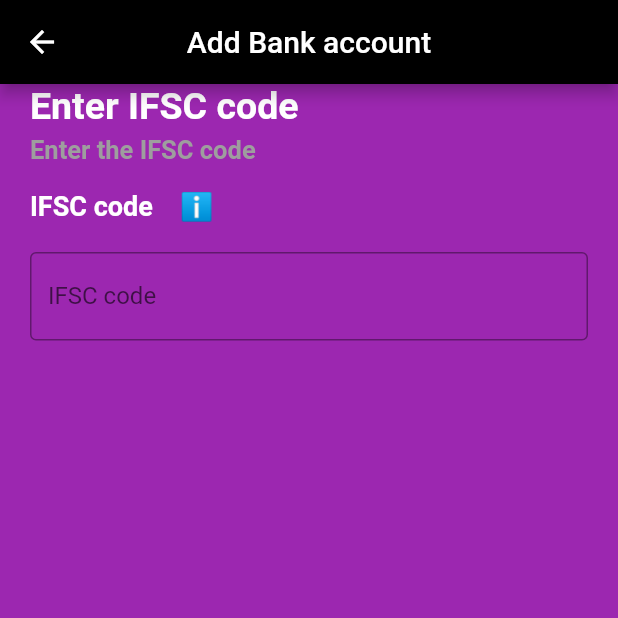
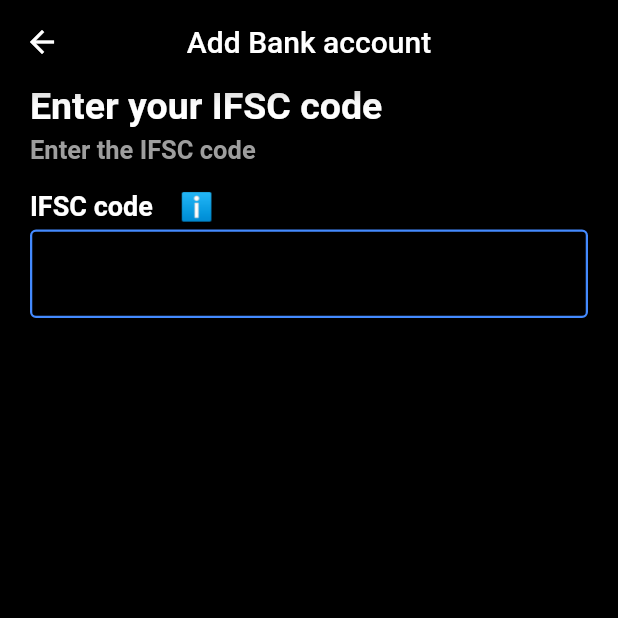
Before and after one commit to RustyRishii/CoinbaseClone, a Flutter app: the addbank screen opened directly, on a phone screen of 412 x 824 dp, the top half of it. Run offline on Flutter 3.47's test engine with Material 2 defaults, Android fonts, the phone set to English and light mode, and no system bars; network calls fail.

Commit message:
TextField border changed successfully

```diff
--- a/coinbaseclone/lib/addbank.dart
+++ b/coinbaseclone/lib/addbank.dart
@@ -1,4 +1,3 @@
-
 import 'package:flutter/material.dart';
 
 class addbank extends StatefulWidget {
@@ -25,7 +24,7 @@ class _addbankState extends State<addbank> {
               Padding(
                 padding: EdgeInsets.only(left: 20),
                 child: Text(
-                  'Enter IFSC code',
+                  'Enter your IFSC code',
                   style: TextStyle(
                       color: Colors.white,
                       fontWeight: FontWeight.bold,
@@ -50,23 +49,31 @@ class _addbankState extends State<addbank> {
               'IFSC code    ℹ',
               style: TextStyle(
                   color: Colors.white,
-                  fontWeight:  FontWeight.bold,
+                  fontWeight: FontWeight.bold,
                   fontSize: 18),
             ),
           ),
           const Padding(
-            padding: EdgeInsets.only(left: 20, top: 20, right: 20),
+            padding: EdgeInsets.only(left: 20, top: 5, right: 20),
             child: TextField(
-              obscureText: true,
+              maxLength: 11,
+              textCapitalization: TextCapitalization.words,
+              style: TextStyle(color: Colors.white),
+              //obscureText: true,
               decoration: InputDecoration(
-                border: OutlineInputBorder(),
-                labelText: 'IFSC code',
+                enabledBorder: OutlineInputBorder(
+                  borderSide: BorderSide(color: Colors.blueAccent, width: 1.5)
+                ),
+                focusedBorder: OutlineInputBorder(
+                  borderSide: BorderSide(color: Colors.blueAccent, width: 1.5)
+                )
+                //labelText: 'IFSC code',
               ),
             ),
           ),
         ],
       ),
-      backgroundColor: Colors.purple,
+      backgroundColor: Colors.black,
     );
   }
 }
```
